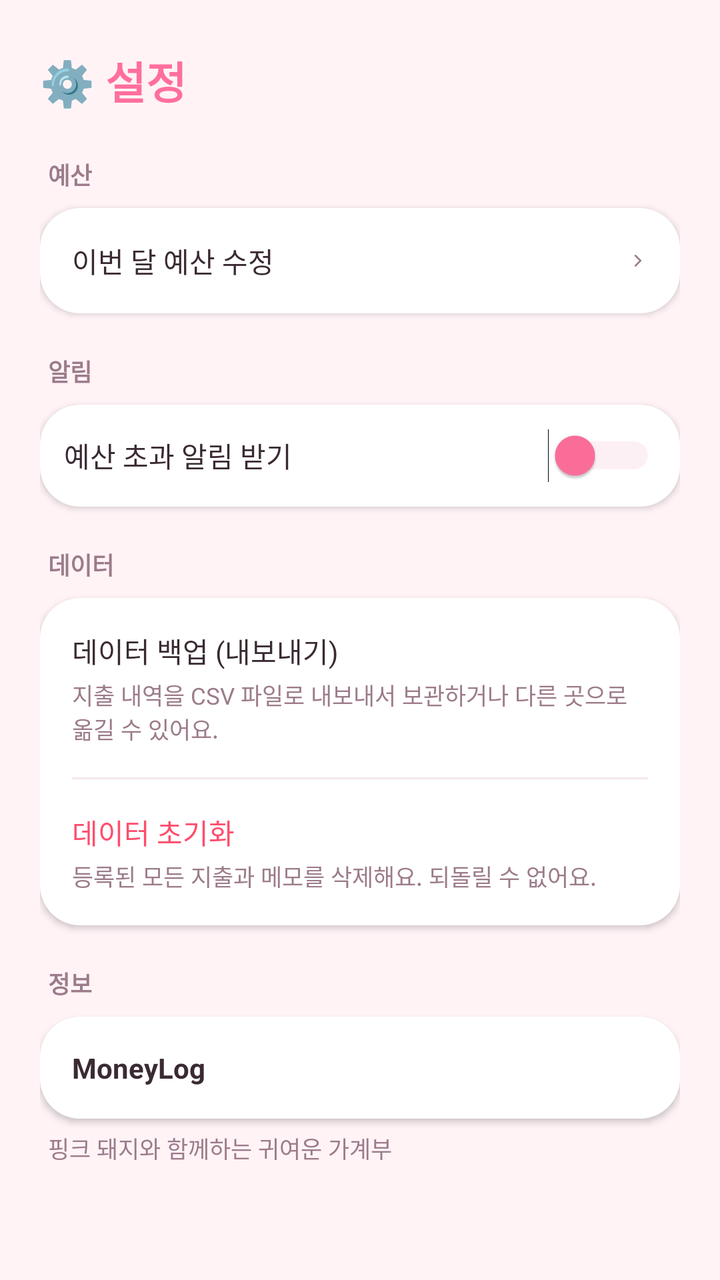
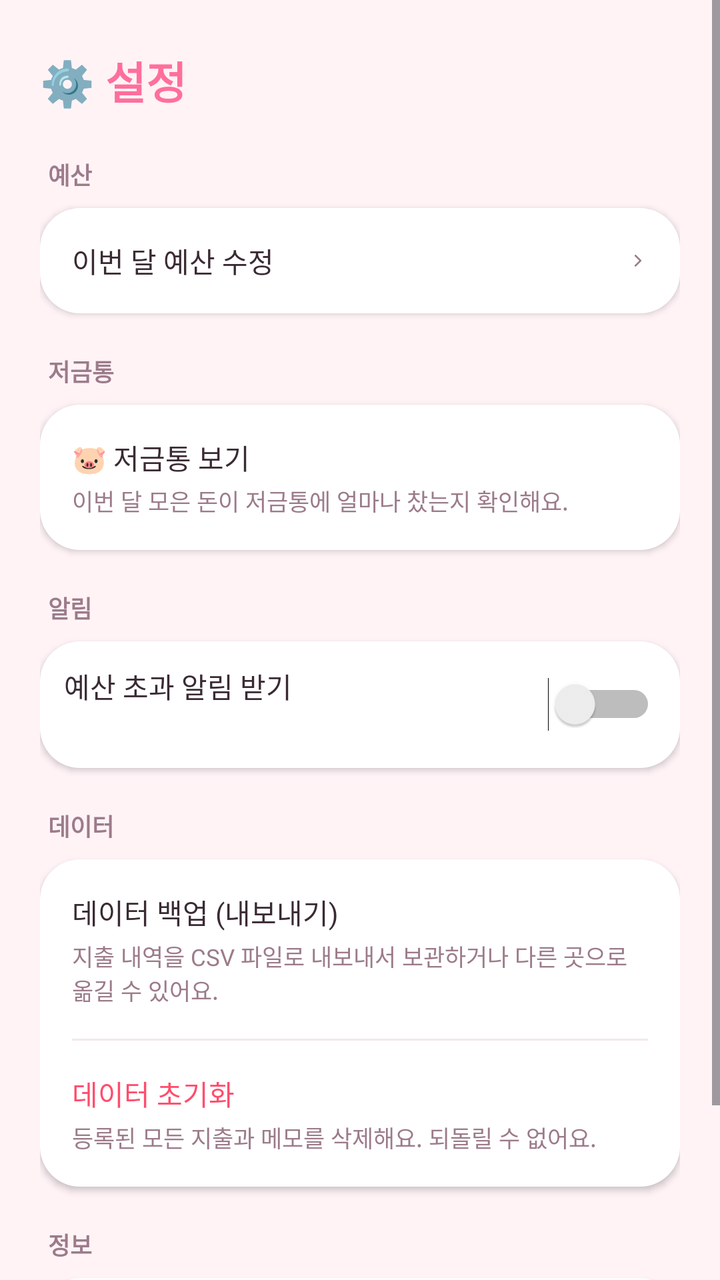

Before-and-after screenshots of an Android layout around one commit, followed by the original layout XML and the change that was made.
<!-- AndroidManifest.xml: application theme Theme.MoneyLog -->
<!-- res/layout/activity_settings.xml -->
<?xml version="1.0" encoding="utf-8"?>
<ScrollView xmlns:android="http://schemas.android.com/apk/res/android"
    xmlns:app="http://schemas.android.com/apk/res-auto"
    android:id="@+id/settingsRoot"
    android:layout_width="match_parent"
    android:layout_height="match_parent"
    android:background="@color/bg"
    android:fillViewport="true">

    <LinearLayout
        android:layout_width="match_parent"
        android:layout_height="wrap_content"
        android:orientation="vertical"
        android:paddingLeft="20dp"
        android:paddingTop="24dp"
        android:paddingRight="20dp"
        android:paddingBottom="28dp">

        <TextView
            android:layout_width="wrap_content"
            android:layout_height="wrap_content"
            android:text="@string/settings_title"
            android:textColor="@color/primary"
            android:textSize="22sp"
            android:textStyle="bold" />

        
        <TextView
            android:layout_width="match_parent"
            android:layout_height="wrap_content"
            android:layout_marginTop="22dp"
            android:layout_marginStart="4dp"
            android:text="@string/settings_section_budget"
            android:textColor="@color/text_sub"
            android:textSize="12sp"
            android:textStyle="bold" />

        <LinearLayout
            android:layout_width="match_parent"
            android:layout_height="wrap_content"
            android:layout_marginTop="8dp"
            android:background="@drawable/bg_card_soft"
            android:elevation="2dp"
            android:orientation="vertical">

            <LinearLayout
                android:id="@+id/rowEditBudget"
                android:layout_width="match_parent"
                android:layout_height="wrap_content"
                android:background="@drawable/bg_list_item_ripple"
                android:clickable="true"
                android:focusable="true"
                android:gravity="center_vertical"
                android:orientation="horizontal"
                android:padding="16dp">

                <TextView
                    android:layout_width="0dp"
                    android:layout_height="wrap_content"
                    android:layout_weight="1"
                    android:text="@string/settings_budget_edit_row"
                    android:textColor="@color/text_main"
                    android:textSize="14sp" />

                <ImageView
                    android:layout_width="10dp"
                    android:layout_height="10dp"
                    android:layout_marginStart="8dp"
                    android:contentDescription="@null"
                    android:rotation="-90"
                    android:src="@drawable/ic_chevron_down"
                    app:tint="@color/text_sub" />

            </LinearLayout>

        </LinearLayout>

        
        <TextView
            android:layout_width="match_parent"
            android:layout_height="wrap_content"
            android:layout_marginTop="20dp"
            android:layout_marginStart="4dp"
            android:text="@string/settings_section_notification"
            android:textColor="@color/text_sub"
            android:textSize="12sp"
            android:textStyle="bold" />

        <LinearLayout
            android:layout_width="match_parent"
            android:layout_height="wrap_content"
            android:layout_marginTop="8dp"
            android:background="@drawable/bg_card_soft"
            android:elevation="2dp"
            android:orientation="vertical">

            <LinearLayout
                android:id="@+id/rowNotification"
                android:layout_width="match_parent"
                android:layout_height="wrap_content"
                android:background="@drawable/bg_list_item_ripple"
                android:clickable="true"
                android:focusable="true"
                android:gravity="center_vertical"
                android:orientation="horizontal"
                android:padding="12dp">

                <TextView
                    android:layout_width="0dp"
                    android:layout_height="wrap_content"
                    android:layout_weight="1"
                    android:text="@string/settings_notification_toggle_label"
                    android:textColor="@color/text_main"
                    android:textSize="14sp" />

                <Switch
                    android:id="@+id/swNotification"
                    android:layout_width="wrap_content"
                    android:layout_height="wrap_content"
                    android:thumbTint="@color/primary"
                    android:trackTint="@color/border" />

            </LinearLayout>

        </LinearLayout>

        
        <TextView
            android:layout_width="match_parent"
            android:layout_height="wrap_content"
            android:layout_marginTop="20dp"
            android:layout_marginStart="4dp"
            android:text="@string/settings_section_data"
            android:textColor="@color/text_sub"
            android:textSize="12sp"
            android:textStyle="bold" />

        <LinearLayout
            android:layout_width="match_parent"
            android:layout_height="wrap_content"
            android:layout_marginTop="8dp"
            android:background="@drawable/bg_card_soft"
            android:elevation="2dp"
            android:orientation="vertical">

            <LinearLayout
                android:id="@+id/rowBackup"
                android:layout_width="match_parent"
                android:layout_height="wrap_content"
                android:background="@drawable/bg_list_item_ripple"
                android:clickable="true"
                android:focusable="true"
                android:orientation="vertical"
                android:padding="16dp">

                <TextView
                    android:layout_width="match_parent"
                    android:layout_height="wrap_content"
                    android:text="@string/settings_backup_row"
                    android:textColor="@color/text_main"
                    android:textSize="14sp" />

                <TextView
                    android:layout_width="match_parent"
                    android:layout_height="wrap_content"
                    android:layout_marginTop="3dp"
                    android:text="@string/settings_backup_desc"
                    android:textColor="@color/text_sub"
                    android:textSize="11.5sp" />

            </LinearLayout>

            <View
                android:layout_width="match_parent"
                android:layout_height="1dp"
                android:layout_marginStart="16dp"
                android:layout_marginEnd="16dp"
                android:background="@color/divider" />

            <LinearLayout
                android:id="@+id/rowReset"
                android:layout_width="match_parent"
                android:layout_height="wrap_content"
                android:background="@drawable/bg_list_item_ripple"
                android:clickable="true"
                android:focusable="true"
                android:orientation="vertical"
                android:padding="16dp">

                <TextView
                    android:layout_width="match_parent"
                    android:layout_height="wrap_content"
                    android:text="@string/settings_reset_row"
                    android:textColor="@color/danger"
                    android:textSize="14sp" />

                <TextView
                    android:layout_width="match_parent"
                    android:layout_height="wrap_content"
                    android:layout_marginTop="3dp"
                    android:text="@string/settings_reset_desc"
                    android:textColor="@color/text_sub"
                    android:textSize="11.5sp" />

            </LinearLayout>

        </LinearLayout>

        
        <TextView
            android:layout_width="match_parent"
            android:layout_height="wrap_content"
            android:layout_marginTop="20dp"
            android:layout_marginStart="4dp"
            android:text="@string/settings_section_about"
            android:textColor="@color/text_sub"
            android:textSize="12sp"
            android:textStyle="bold" />

        <LinearLayout
            android:layout_width="match_parent"
            android:layout_height="wrap_content"
            android:layout_marginTop="8dp"
            android:background="@drawable/bg_card_soft"
            android:elevation="2dp"
            android:gravity="center_vertical"
            android:orientation="horizontal"
            android:padding="16dp">

            <TextView
                android:layout_width="0dp"
                android:layout_height="wrap_content"
                android:layout_weight="1"
                android:text="@string/app_name"
                android:textColor="@color/text_main"
                android:textSize="14sp"
                android:textStyle="bold" />

            <TextView
                android:id="@+id/tvAppVersion"
                android:layout_width="wrap_content"
                android:layout_height="wrap_content"
                android:textColor="@color/text_sub"
                android:textSize="12sp" />

        </LinearLayout>

        <TextView
            android:layout_width="match_parent"
            android:layout_height="wrap_content"
            android:layout_marginTop="6dp"
            android:layout_marginStart="4dp"
            android:text="@string/app_tagline"
            android:textColor="@color/text_sub"
            android:textSize="11.5sp" />

    </LinearLayout>

</ScrollView>
<!-- resources referenced by this layout -->
<resources>
  <color name="bg">#FFF3F6</color>
  <color name="border">#F6C6D9</color>
  <color name="danger">#FF4D6D</color>
  <color name="divider">#F5E8EC</color>
  <color name="primary">#FF6F9C</color>
  <color name="text_main">#3A2A33</color>
  <color name="text_sub">#9C7B8A</color>
  <!-- drawable bg_card_soft (drawable) -->
  <?xml version="1.0" encoding="utf-8"?>
  <shape xmlns:android="http://schemas.android.com/apk/res/android"
      android:shape="rectangle">
      <solid android:color="@color/card_bg" />
      <corners android:radius="20dp" />
  </shape>
  <!-- drawable bg_list_item_ripple (drawable) -->
  <?xml version="1.0" encoding="utf-8"?>
  <ripple xmlns:android="http://schemas.android.com/apk/res/android"
      android:color="@color/ripple_primary">
      <item android:drawable="@android:color/transparent" />
  </ripple>
  <!-- drawable ic_chevron_down (drawable) -->
  <?xml version="1.0" encoding="utf-8"?>
  <vector xmlns:android="http://schemas.android.com/apk/res/android"
      android:width="14dp"
      android:height="14dp"
      android:viewportWidth="24"
      android:viewportHeight="24">
      <path
          android:pathData="M6,9 L12,15 L18,9"
          android:strokeColor="#9C7B8A"
          android:strokeWidth="2.2"
          android:strokeLineCap="round"
          android:strokeLineJoin="round"
          android:fillColor="#00000000" />
  </vector>
  <string name="app_name">MoneyLog</string>
  <string name="app_tagline">핑크 돼지와 함께하는 귀여운 가계부</string>
  <string name="settings_backup_desc">지출 내역을 CSV 파일로 내보내서 보관하거나 다른 곳으로 옮길 수 있어요.</string>
  <string name="settings_backup_row">데이터 백업 (내보내기)</string>
  <string name="settings_budget_edit_row">이번 달 예산 수정</string>
  <string name="settings_notification_toggle_label">예산 초과 알림 받기</string>
  <string name="settings_reset_desc">등록된 모든 지출과 메모를 삭제해요. 되돌릴 수 없어요.</string>
  <string name="settings_reset_row">데이터 초기화</string>
  <string name="settings_section_about">정보</string>
  <string name="settings_section_budget">예산</string>
  <string name="settings_section_data">데이터</string>
  <string name="settings_section_notification">알림</string>
  <string name="settings_title">⚙️ 설정</string>
  <style name="Theme.MoneyLog" parent="Base.Theme.MoneyLog" />
  <color name="card_bg">#FFFFFF</color>
  <color name="ripple_primary">#33FF6F9C</color>
  <style name="Base.Theme.MoneyLog" parent="Theme.Material3.DayNight.NoActionBar">
          
          
      </style>
</resources>

<!-- the commit's change to res/layout/activity_settings.xml (unified diff, before → after) -->
@@ -81,6 +81,54 @@
             android:layout_height="wrap_content"
             android:layout_marginTop="20dp"
             android:layout_marginStart="4dp"
+            android:text="@string/settings_section_piggy_bank"
+            android:textColor="@color/text_sub"
+            android:textSize="12sp"
+            android:textStyle="bold" />
+
+        <LinearLayout
+            android:layout_width="match_parent"
+            android:layout_height="wrap_content"
+            android:layout_marginTop="8dp"
+            android:background="@drawable/bg_card_soft"
+            android:elevation="2dp"
+            android:orientation="vertical">
+
+            <LinearLayout
+                android:id="@+id/rowPiggyBank"
+                android:layout_width="match_parent"
+                android:layout_height="wrap_content"
+                android:background="@drawable/bg_list_item_ripple"
+                android:clickable="true"
+                android:focusable="true"
+                android:orientation="vertical"
+                android:padding="16dp">
+
+                <TextView
+                    android:layout_width="match_parent"
+                    android:layout_height="wrap_content"
+                    android:text="@string/piggy_bank_button"
+                    android:textColor="@color/text_main"
+                    android:textSize="14sp" />
+
+                <TextView
+                    android:layout_width="match_parent"
+                    android:layout_height="wrap_content"
+                    android:layout_marginTop="3dp"
+                    android:text="@string/settings_piggy_bank_desc"
+                    android:textColor="@color/text_sub"
+                    android:textSize="11.5sp" />
+
+            </LinearLayout>
+
+        </LinearLayout>
+
+        
+        <TextView
+            android:layout_width="match_parent"
+            android:layout_height="wrap_content"
+            android:layout_marginTop="20dp"
+            android:layout_marginStart="4dp"
             android:text="@string/settings_section_notification"
             android:textColor="@color/text_sub"
             android:textSize="12sp"
@@ -105,20 +153,37 @@
                 android:orientation="horizontal"
                 android:padding="12dp">
 
-                <TextView
+                <LinearLayout
                     android:layout_width="0dp"
                     android:layout_height="wrap_content"
                     android:layout_weight="1"
-                    android:text="@string/settings_notification_toggle_label"
-                    android:textColor="@color/text_main"
-                    android:textSize="14sp" />
+                    android:orientation="vertical">
+
+                    <TextView
+                        android:layout_width="match_parent"
+                        android:layout_height="wrap_content"
+                        android:text="@string/settings_notification_toggle_label"
+                        android:textColor="@color/text_main"
+                        android:textSize="14sp" />
+
+                    
+                    <TextView
+                        android:id="@+id/tvNotificationStatus"
+                        android:layout_width="match_parent"
+                        android:layout_height="wrap_content"
+                        android:layout_marginTop="3dp"
+                        android:textColor="@color/text_sub"
+                        android:textSize="11.5sp" />
+
+                </LinearLayout>
 
                 <Switch
                     android:id="@+id/swNotification"
                     android:layout_width="wrap_content"
                     android:layout_height="wrap_content"
-                    android:thumbTint="@color/primary"
-                    android:trackTint="@color/border" />
+                    android:layout_marginStart="10dp"
+                    android:thumbTint="@color/switch_thumb_selector"
+                    android:trackTint="@color/switch_track_selector" />
 
             </LinearLayout>
 
<!-- resource entries referenced after the edit -->
@@ -1,7 +1,6 @@
 <!-- resources referenced by this layout -->
 <resources>
   <color name="bg">#FFF3F6</color>
-  <color name="border">#F6C6D9</color>
   <color name="danger">#FF4D6D</color>
   <color name="divider">#F5E8EC</color>
   <color name="primary">#FF6F9C</color>
@@ -37,16 +36,19 @@
   </vector>
   <string name="app_name">MoneyLog</string>
   <string name="app_tagline">핑크 돼지와 함께하는 귀여운 가계부</string>
+  <string name="piggy_bank_button">🐷 저금통 보기</string>
   <string name="settings_backup_desc">지출 내역을 CSV 파일로 내보내서 보관하거나 다른 곳으로 옮길 수 있어요.</string>
   <string name="settings_backup_row">데이터 백업 (내보내기)</string>
   <string name="settings_budget_edit_row">이번 달 예산 수정</string>
   <string name="settings_notification_toggle_label">예산 초과 알림 받기</string>
+  <string name="settings_piggy_bank_desc">이번 달 모은 돈이 저금통에 얼마나 찼는지 확인해요.</string>
   <string name="settings_reset_desc">등록된 모든 지출과 메모를 삭제해요. 되돌릴 수 없어요.</string>
   <string name="settings_reset_row">데이터 초기화</string>
   <string name="settings_section_about">정보</string>
   <string name="settings_section_budget">예산</string>
   <string name="settings_section_data">데이터</string>
   <string name="settings_section_notification">알림</string>
+  <string name="settings_section_piggy_bank">저금통</string>
   <string name="settings_title">⚙️ 설정</string>
   <style name="Theme.MoneyLog" parent="Base.Theme.MoneyLog" />
   <color name="card_bg">#FFFFFF</color>
